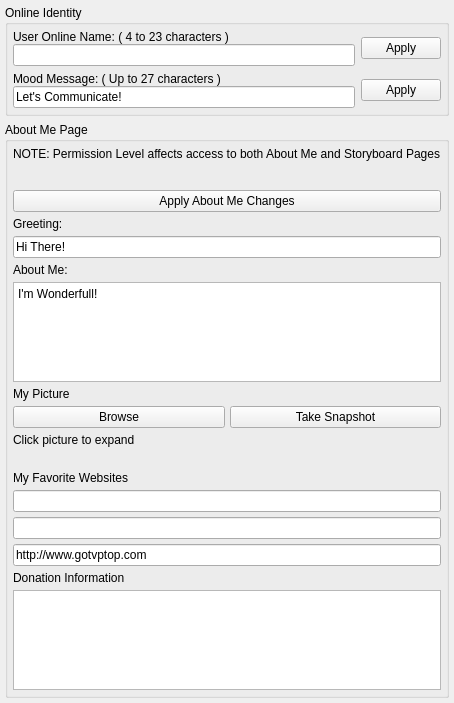
Before: the Qt Designer form GoTvApps/GoTvCommon/Forms/AppletIdentity.ui in brettrjones/gotvptop, drawn with Qt 5.
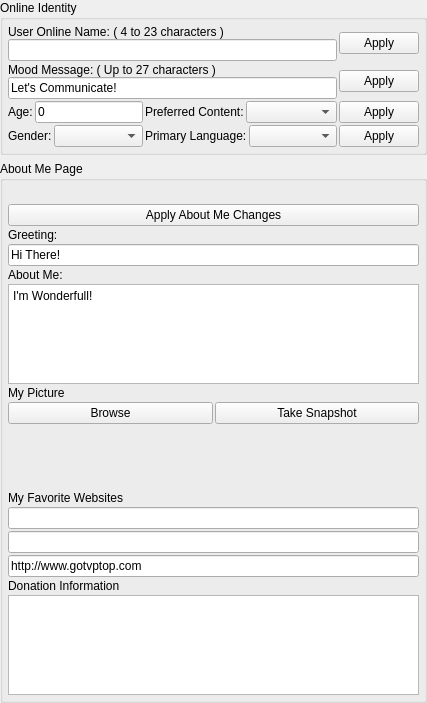
After: the same form once the commit is applied. Custom widgets are drawn as their Qt base class.

Commit message: Work on account create/edit

Patch:
```diff
--- a/GoTvApps/GoTvCommon/Forms/AppletIdentity.ui
+++ b/GoTvApps/GoTvCommon/Forms/AppletIdentity.ui
@@ -15,16 +15,16 @@
   </property>
   <layout class="QVBoxLayout" name="verticalLayout_4">
    <property name="leftMargin">
-    <number>5</number>
+    <number>0</number>
    </property>
    <property name="topMargin">
-    <number>5</number>
+    <number>0</number>
    </property>
    <property name="rightMargin">
-    <number>5</number>
+    <number>0</number>
    </property>
    <property name="bottomMargin">
-    <number>5</number>
+    <number>0</number>
    </property>
    <item>
     <widget class="QGroupBox" name="m_OnlineIdentityGroupBox">
@@ -32,6 +32,9 @@
       <string>Online Identity</string>
      </property>
      <layout class="QVBoxLayout" name="verticalLayout_3">
+      <property name="spacing">
+       <number>2</number>
+      </property>
       <property name="leftMargin">
        <number>5</number>
       </property>
@@ -104,6 +107,93 @@
         </item>
        </layout>
       </item>
+      <item>
+       <layout class="QHBoxLayout" name="horizontalLayout_5">
+        <item>
+         <widget class="QLabel" name="label_6">
+          <property name="text">
+           <string>Age:</string>
+          </property>
+         </widget>
+        </item>
+        <item>
+         <widget class="QLineEdit" name="m_AgeEdit">
+          <property name="text">
+           <string>0</string>
+          </property>
+         </widget>
+        </item>
+        <item>
+         <widget class="QLabel" name="label">
+          <property name="text">
+           <string>Preferred Content:</string>
+          </property>
+         </widget>
+        </item>
+        <item>
+         <widget class="QComboBox" name="m_ContentComboBox">
+          <property name="sizePolicy">
+           <sizepolicy hsizetype="Expanding" vsizetype="Preferred">
+            <horstretch>0</horstretch>
+            <verstretch>0</verstretch>
+           </sizepolicy>
+          </property>
+         </widget>
+        </item>
+        <item>
+         <widget class="QPushButton" name="m_ApplyAgeButton">
+          <property name="text">
+           <string>Apply</string>
+          </property>
+         </widget>
+        </item>
+       </layout>
+      </item>
+      <item>
+       <layout class="QHBoxLayout" name="horizontalLayout_4">
+        <item>
+         <widget class="QLabel" name="label_3">
+          <property name="text">
+           <string>Gender:</string>
+          </property>
+         </widget>
+        </item>
+        <item>
+         <widget class="QComboBox" name="m_GenderComboBox">
+          <property name="sizePolicy">
+           <sizepolicy hsizetype="Expanding" vsizetype="Preferred">
+            <horstretch>0</horstretch>
+            <verstretch>0</verstretch>
+           </sizepolicy>
+          </property>
+         </widget>
+        </item>
+        <item>
+         <widget class="QLabel" name="label_4">
+          <property name="text">
+           <string>Primary Language:</string>
+          </property>
+         </widget>
+        </item>
+        <item>
+         <widget class="QComboBox" name="m_LanguageComboBox">
+          <property name="sizePolicy">
+           <sizepolicy hsizetype="Expanding" vsizetype="Preferred">
+            <horstretch>0</horstretch>
+            <verstretch>0</verstretch>
+           </sizepolicy>
+          </property>
+         </widget>
+        </item>
+        <item>
+         <widget class="QPushButton" name="m_ApplyGenderButton">
+          <property name="text">
+           <string>Apply</string>
+          </property>
+         </widget>
+        </item>
+       </layout>
+      </item>
      </layout>
     </widget>
    </item>
@@ -114,7 +204,7 @@
      </property>
      <layout class="QVBoxLayout" name="DialogItemsGroupBox_3">
       <property name="spacing">
-       <number>5</number>
+       <number>2</number>
       </property>
       <property name="leftMargin">
        <number>5</number>
@@ -128,13 +218,6 @@
       <property name="bottomMargin">
        <number>5</number>
       </property>
-      <item>
-       <widget class="QLabel" name="label_3">
-        <property name="text">
-         <string>NOTE: Permission Level affects access to both About Me and Storyboard Pages</string>
-        </property>
-       </widget>
-      </item>
       <item>
        <widget class="PermissionWidget" name="m_PermissionWidget" native="true"/>
       </item>
@@ -221,14 +304,7 @@
        </layout>
       </item>
       <item>
-       <widget class="QLabel" name="label">
-        <property name="text">
-         <string>Click picture to expand</string>
-        </property>
-       </widget>
-      </item>
-      <item>
-       <widget class="QLabel" name="pictureOfMeFrame">
+       <widget class="QLabel" name="m_PictureOfMeFrame">
         <property name="sizePolicy">
          <sizepolicy hsizetype="Expanding" vsizetype="Expanding">
           <horstretch>0</horstretch>
```
Left out of the diff: 26 changed lines with no effect on the pictures. The commit also changes 75 other files.
